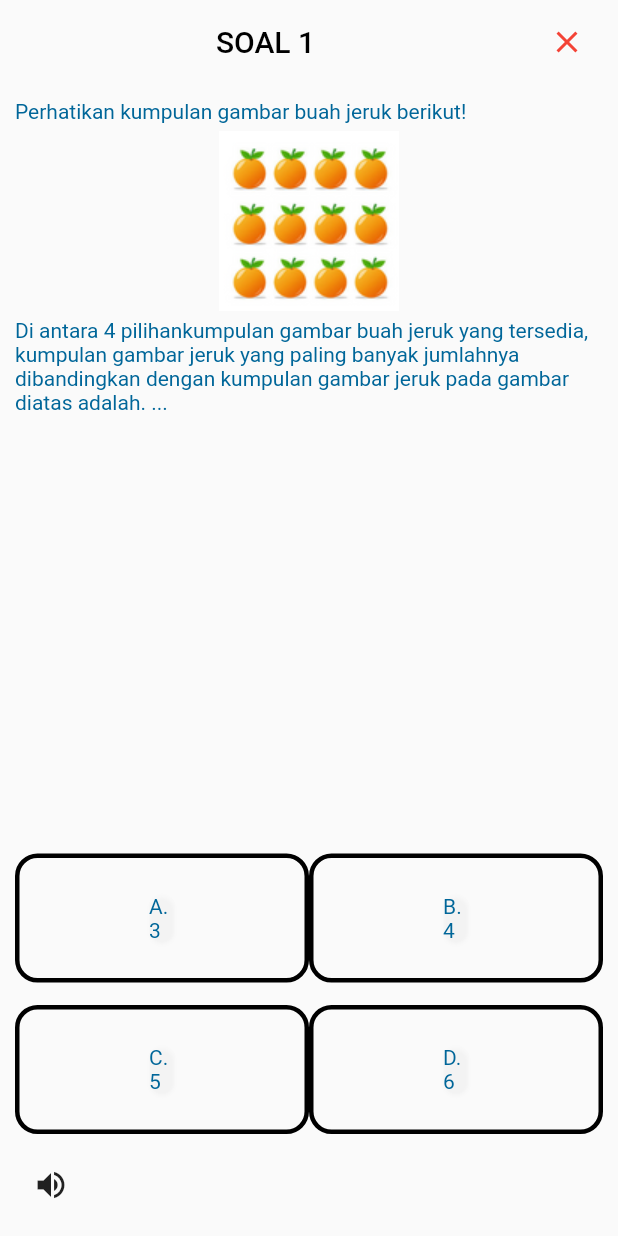
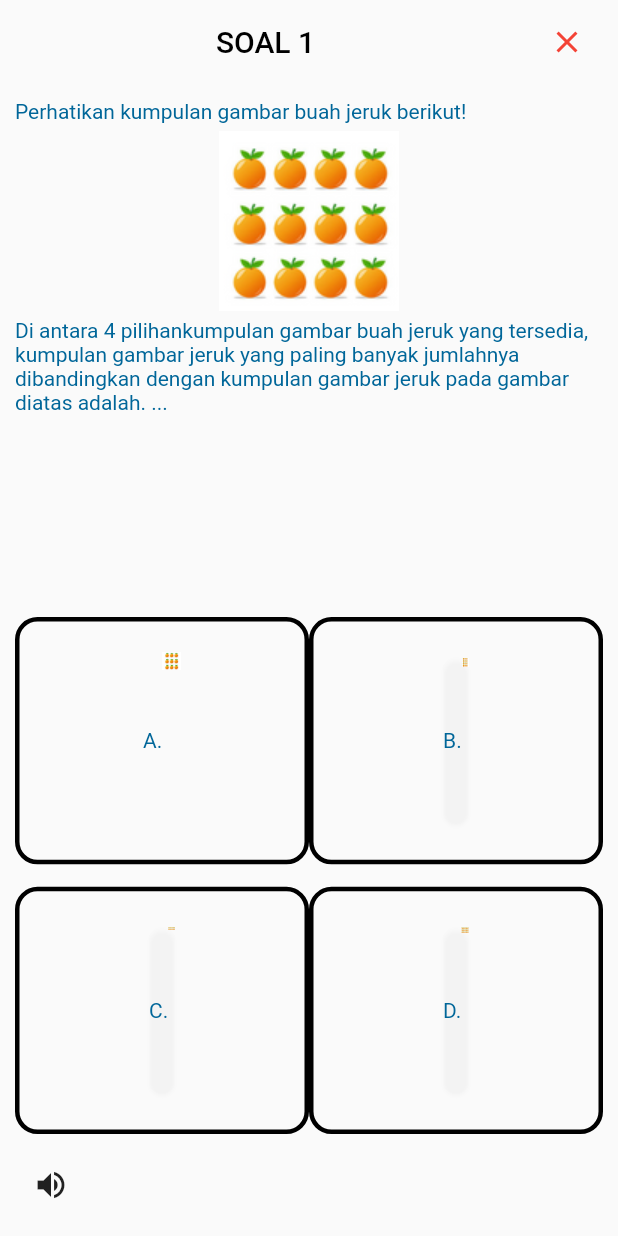
Before and after one commit to rezaoktaviansandyxx/C-ProjectDevelopmentAlkademi, a Flutter app: the screen it shows after launch, on a phone screen of 412 x 824 dp. Run offline on Flutter 3.47's test engine with Material 2 defaults, Android fonts, the phone set to English and light mode, and no system bars; our stand-ins replace assets_audio_player.

Commit message:
Update question1 in kelas2 folder

```diff
--- a/lib/class2/question1.dart
+++ b/lib/class2/question1.dart
@@ -36,6 +36,8 @@ class _Question1Class2State extends State<Question1Class2> {
       ),
       body: Container(
         margin: const EdgeInsets.all(10),
+        width: double.infinity,
+        height: double.infinity,
         child: Column(
           children: [
             const Align(
@@ -85,6 +87,7 @@ class _Question1Class2State extends State<Question1Class2> {
                             });
                           },
                           child: Container(
+                            height: MediaQuery.of(context).size.height / 5,
                             padding: EdgeInsets.only(
                                 top: 20,
                                 bottom: 20,
@@ -99,19 +102,27 @@ class _Question1Class2State extends State<Question1Class2> {
                                       ? Colors.green
                                       : Colors.black),
                             ),
-                            child: Card(
-                              color: Colors.transparent,
-                              shadowColor: Colors.transparent.withOpacity(0.1),
-                              shape: RoundedRectangleBorder(
-                                borderRadius: BorderRadius.circular(15),
-                              ),
-                              child: const Text(
-                                'A. 3',
+                            child: Row(
+                              crossAxisAlignment: CrossAxisAlignment.start,
+                              children: [
+                                const Align(
+                                  alignment: Alignment.centerLeft,
+                                  child: Text(
+                                    'A.',
                                     style: TextStyle(
                                       fontSize: 14,
                                       color: Color(0xff006699),
                                     ),
                                   ),
+                                ),
+                                Expanded(
+                                  flex: 3,
+                                  child: Image.asset(
+                                    'assets/images/kelas2/seta_img_soal_no_1a.png',
+                                    fit: BoxFit.contain,
+                                  ),
+                                ),
+                              ],
                             ),
                           ),
                         ),
@@ -130,6 +141,7 @@ class _Question1Class2State extends State<Question1Class2> {
                             });
                           },
                           child: Container(
+                            height: MediaQuery.of(context).size.height / 5,
                             padding: EdgeInsets.only(
                                 top: 20,
                                 bottom: 20,
@@ -150,12 +162,27 @@ class _Question1Class2State extends State<Question1Class2> {
                               shape: RoundedRectangleBorder(
                                 borderRadius: BorderRadius.circular(15),
                               ),
-                              child: const Text(
-                                'B. 4',
+                              child: Row(
+                                crossAxisAlignment: CrossAxisAlignment.start,
+                                children: [
+                                  const Align(
+                                    alignment: Alignment.centerLeft,
+                                    child: Text(
+                                      'B.',
                                       style: TextStyle(
                                         fontSize: 14,
                                         color: Color(0xff006699),
                                       ),
+                                    ),
+                                  ),
+                                  Expanded(
+                                    flex: 3,
+                                    child: Image.asset(
+                                      'assets/images/kelas2/seta_img_soal_no_1b.png',
+                                      fit: BoxFit.contain,
+                                    ),
+                                  ),
+                                ],
                               ),
                             ),
                           ),
@@ -183,6 +210,7 @@ class _Question1Class2State extends State<Question1Class2> {
                             });
                           },
                           child: Container(
+                            height: MediaQuery.of(context).size.height / 5,
                             padding: EdgeInsets.only(
                                 top: 20,
                                 bottom: 20,
@@ -203,12 +231,27 @@ class _Question1Class2State extends State<Question1Class2> {
                               shape: RoundedRectangleBorder(
                                 borderRadius: BorderRadius.circular(15),
                               ),
-                              child: const Text(
-                                'C. 5',
+                              child: Row(
+                                crossAxisAlignment: CrossAxisAlignment.start,
+                                children: [
+                                  const Align(
+                                    alignment: Alignment.centerLeft,
+                                    child: Text(
+                                      'C.',
                                       style: TextStyle(
                                         fontSize: 14,
                                         color: Color(0xff006699),
                                       ),
+                                    ),
+                                  ),
+                                  Expanded(
+                                    flex: 3,
+                                    child: Image.asset(
+                                      'assets/images/kelas2/seta_img_soal_no_1c.png',
+                                      fit: BoxFit.contain,
+                                    ),
+                                  ),
+                                ],
                               ),
                             ),
                           ),
@@ -228,6 +271,7 @@ class _Question1Class2State extends State<Question1Class2> {
                             });
                           },
                           child: Container(
+                            height: MediaQuery.of(context).size.height / 5,
                             padding: EdgeInsets.only(
                                 top: 20,
                                 bottom: 20,
@@ -248,12 +292,27 @@ class _Question1Class2State extends State<Question1Class2> {
                               shape: RoundedRectangleBorder(
                                 borderRadius: BorderRadius.circular(15),
                               ),
-                              child: const Text(
-                                'D. 6',
+                              child: Row(
+                                crossAxisAlignment: CrossAxisAlignment.start,
+                                children: [
+                                  const Align(
+                                    alignment: Alignment.centerLeft,
+                                    child: Text(
+                                      'D.',
                                       style: TextStyle(
                                         fontSize: 14,
                                         color: Color(0xff006699),
                                       ),
+                                    ),
+                                  ),
+                                  Expanded(
+                                    flex: 3,
+                                    child: Image.asset(
+                                      'assets/images/kelas2/seta_img_soal_no_1d.png',
+                                      fit: BoxFit.contain,
+                                    ),
+                                  ),
+                                ],
                               ),
                             ),
                           ),
@@ -286,7 +345,7 @@ class _Question1Class2State extends State<Question1Class2> {
                   visible: isPressedList.contains(true),
                   child: ElevatedButton(
                     onPressed: () {
-                      Navigator.pushNamed(context, '/');
+                      // Navigator.pushNamed(context, '/');
                     },
                     style: ElevatedButton.styleFrom(
                       backgroundColor: const Color(0xff006699),
```
Lines whose indentation alone changed are shown as unchanged.
